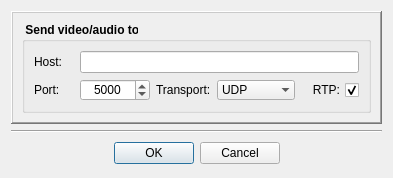
This is Homer/forms/Dialogs/AddNetworkSinkDialog.ui in Homer-Conferencing/Homer-Conferencing as Qt 5 draws it before an edit. The edited form follows.
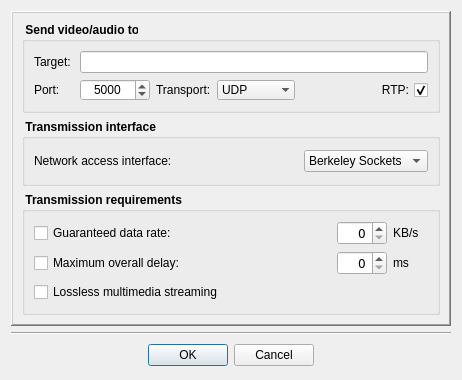
This is the edited form. Icons and pictures are not drawn.

Commit message: - extended dialog to let user select requirements interactively instead of defining them within the source code hard-coded

Patch:
```diff
--- a/Homer/forms/Dialogs/AddNetworkSinkDialog.ui
+++ b/Homer/forms/Dialogs/AddNetworkSinkDialog.ui
@@ -6,8 +6,8 @@
    <rect>
     <x>0</x>
     <y>0</y>
-    <width>370</width>
-    <height>170</height>
+    <width>462</width>
+    <height>380</height>
    </rect>
   </property>
   <property name="sizePolicy">
@@ -236,7 +236,7 @@
               </font>
              </property>
              <property name="text">
-              <string>Host:</string>
+              <string>Target:</string>
              </property>
             </widget>
            </item>
@@ -270,6 +270,314 @@
         </layout>
        </widget>
       </item>
+      <item row="2" column="0">
+       <widget class="QGroupBox" name="mGbRequirements">
+        <property name="font">
+         <font>
+          <weight>75</weight>
+          <bold>true</bold>
+         </font>
+        </property>
+        <property name="title">
+         <string> Transmission requirements </string>
+        </property>
+        <layout class="QVBoxLayout" name="verticalLayout_2">
+         <item>
+          <layout class="QHBoxLayout" name="_3">
+           <item>
+            <widget class="QCheckBox" name="mCbDataRate">
+             <property name="minimumSize">
+              <size>
+               <width>0</width>
+               <height>22</height>
+              </size>
+             </property>
+             <property name="font">
+              <font>
+               <weight>50</weight>
+               <bold>false</bold>
+              </font>
+             </property>
+             <property name="text">
+              <string>Guaranteed data rate:</string>
+             </property>
+            </widget>
+           </item>
+           <item>
+            <spacer name="horizontalSpacer_35">
+             <property name="orientation">
+              <enum>Qt::Horizontal</enum>
+             </property>
+             <property name="sizeType">
+              <enum>QSizePolicy::MinimumExpanding</enum>
+             </property>
+             <property name="sizeHint" stdset="0">
+              <size>
+               <width>5</width>
+               <height>20</height>
+              </size>
+             </property>
+            </spacer>
+           </item>
+           <item>
+            <widget class="QSpinBox" name="mSbDataRate">
+             <property name="minimumSize">
+              <size>
+               <width>50</width>
+               <height>22</height>
+              </size>
+             </property>
+             <property name="font">
+              <font>
+               <family>Bitstream Vera Sans</family>
+               <weight>50</weight>
+               <bold>false</bold>
+              </font>
+             </property>
+             <property name="alignment">
+              <set>Qt::AlignRight|Qt::AlignTrailing|Qt::AlignVCenter</set>
+             </property>
+             <property name="minimum">
+              <number>0</number>
+             </property>
+             <property name="maximum">
+              <number>50</number>
+             </property>
+             <property name="value">
+              <number>0</number>
+             </property>
+            </widget>
+           </item>
+           <item>
+            <widget class="QLabel" name="label_2">
+             <property name="minimumSize">
+              <size>
+               <width>35</width>
+               <height>22</height>
+              </size>
+             </property>
+             <property name="maximumSize">
+              <size>
+               <width>35</width>
+               <height>16777215</height>
+              </size>
+             </property>
+             <property name="font">
+              <font>
+               <weight>50</weight>
+               <bold>false</bold>
+              </font>
+             </property>
+             <property name="text">
+              <string>KB/s</string>
+             </property>
+            </widget>
+           </item>
+          </layout>
+         </item>
+         <item>
+          <layout class="QHBoxLayout" name="_4">
+           <item>
+            <widget class="QCheckBox" name="mCbDelay">
+             <property name="minimumSize">
+              <size>
+               <width>0</width>
+               <height>22</height>
+              </size>
+             </property>
+             <property name="font">
+              <font>
+               <weight>50</weight>
+               <bold>false</bold>
+              </font>
+             </property>
+             <property name="text">
+              <string>Maximum overall delay:</string>
+             </property>
+            </widget>
+           </item>
+           <item>
+            <spacer name="horizontalSpacer_36">
+             <property name="orientation">
+              <enum>Qt::Horizontal</enum>
+             </property>
+             <property name="sizeType">
+              <enum>QSizePolicy::MinimumExpanding</enum>
+             </property>
+             <property name="sizeHint" stdset="0">
+              <size>
+               <width>5</width>
+               <height>20</height>
+              </size>
+             </property>
+            </spacer>
+           </item>
+           <item>
+            <widget class="QSpinBox" name="mSbDelay">
+             <property name="minimumSize">
+              <size>
+               <width>50</width>
+               <height>22</height>
+              </size>
+             </property>
+             <property name="font">
+              <font>
+               <family>Bitstream Vera Sans</family>
+               <weight>50</weight>
+               <bold>false</bold>
+              </font>
+             </property>
+             <property name="alignment">
+              <set>Qt::AlignRight|Qt::AlignTrailing|Qt::AlignVCenter</set>
+             </property>
+             <property name="minimum">
+              <number>0</number>
+             </property>
+             <property name="maximum">
+              <number>50</number>
+             </property>
+             <property name="value">
+              <number>0</number>
+             </property>
+            </widget>
+           </item>
+           <item>
+            <widget class="QLabel" name="label_3">
+             <property name="minimumSize">
+              <size>
+               <width>35</width>
+               <height>22</height>
+              </size>
+             </property>
+             <property name="maximumSize">
+              <size>
+               <width>35</width>
+               <height>16777215</height>
+              </size>
+             </property>
+             <property name="font">
+              <font>
+               <weight>50</weight>
+               <bold>false</bold>
+              </font>
+             </property>
+             <property name="text">
+              <string>ms</string>
+             </property>
+            </widget>
+           </item>
+          </layout>
+         </item>
+         <item>
+          <layout class="QHBoxLayout" name="_5">
+           <item>
+            <widget class="QCheckBox" name="mCbLossless">
+             <property name="minimumSize">
+              <size>
+               <width>0</width>
+               <height>22</height>
+              </size>
+             </property>
+             <property name="font">
+              <font>
+               <weight>50</weight>
+               <bold>false</bold>
+              </font>
+             </property>
+             <property name="text">
+              <string>Lossless multimedia streaming</string>
+             </property>
+            </widget>
+           </item>
+           <item>
+            <spacer name="horizontalSpacer_37">
+             <property name="orientation">
+              <enum>Qt::Horizontal</enum>
+             </property>
+             <property name="sizeType">
+              <enum>QSizePolicy::MinimumExpanding</enum>
+             </property>
+             <property name="sizeHint" stdset="0">
+              <size>
+               <width>5</width>
+               <height>20</height>
+              </size>
+             </property>
+            </spacer>
+           </item>
+          </layout>
+         </item>
+        </layout>
+       </widget>
+      </item>
+      <item row="1" column="0">
+       <widget class="QGroupBox" name="mGbInterface">
+        <property name="font">
+         <font>
+          <weight>75</weight>
+          <bold>true</bold>
+         </font>
+        </property>
+        <property name="title">
+         <string> Transmission interface </string>
+        </property>
+        <layout class="QVBoxLayout" name="verticalLayout_3">
+         <item>
+          <layout class="QHBoxLayout" name="_6">
+           <item>
+            <widget class="QLabel" name="label_5">
+             <property name="font">
+              <font>
+               <weight>50</weight>
+               <bold>false</bold>
+              </font>
+             </property>
+             <property name="text">
+              <string>Network access interface:</string>
+             </property>
+            </widget>
+           </item>
+           <item>
+            <spacer name="horizontalSpacer_38">
+             <property name="orientation">
+              <enum>Qt::Horizontal</enum>
+             </property>
+             <property name="sizeType">
+              <enum>QSizePolicy::MinimumExpanding</enum>
+             </property>
+             <property name="sizeHint" stdset="0">
+              <size>
+               <width>5</width>
+               <height>20</height>
+              </size>
+             </property>
+            </spacer>
+           </item>
+           <item>
+            <widget class="QComboBox" name="comboBox">
+             <property name="font">
+              <font>
+               <weight>50</weight>
+               <bold>false</bold>
+              </font>
+             </property>
+             <item>
+              <property name="text">
+               <string>Berkeley Sockets</string>
+              </property>
+             </item>
+             <item>
+              <property name="text">
+               <string>HRM simulation</string>
+              </property>
+             </item>
+            </widget>
+           </item>
+          </layout>
+         </item>
+        </layout>
+       </widget>
+      </item>
      </layout>
     </widget>
    </item>
```
The commit also changes 1 other file.
